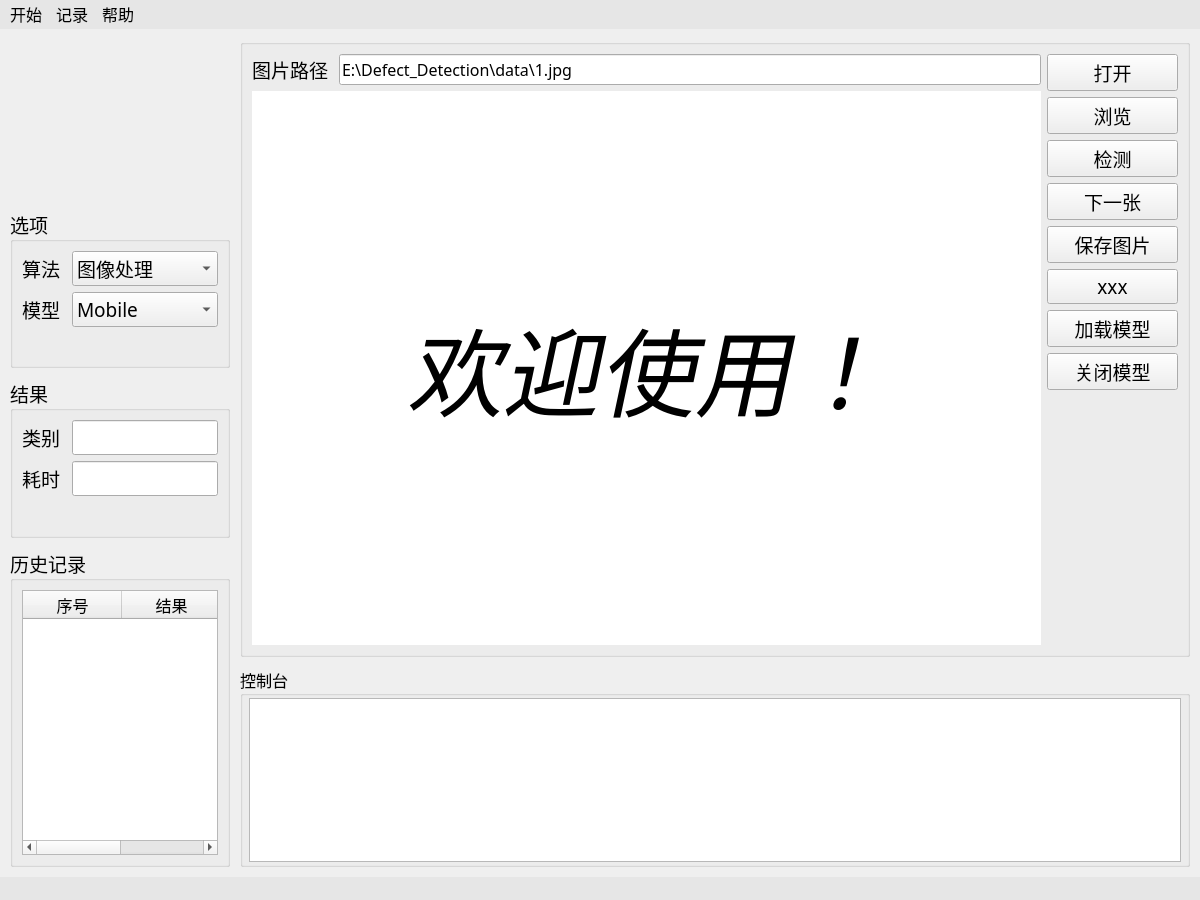
Qt form qt/ui_detection.ui (wang-jiankun/Defect-Detection) before a commit.
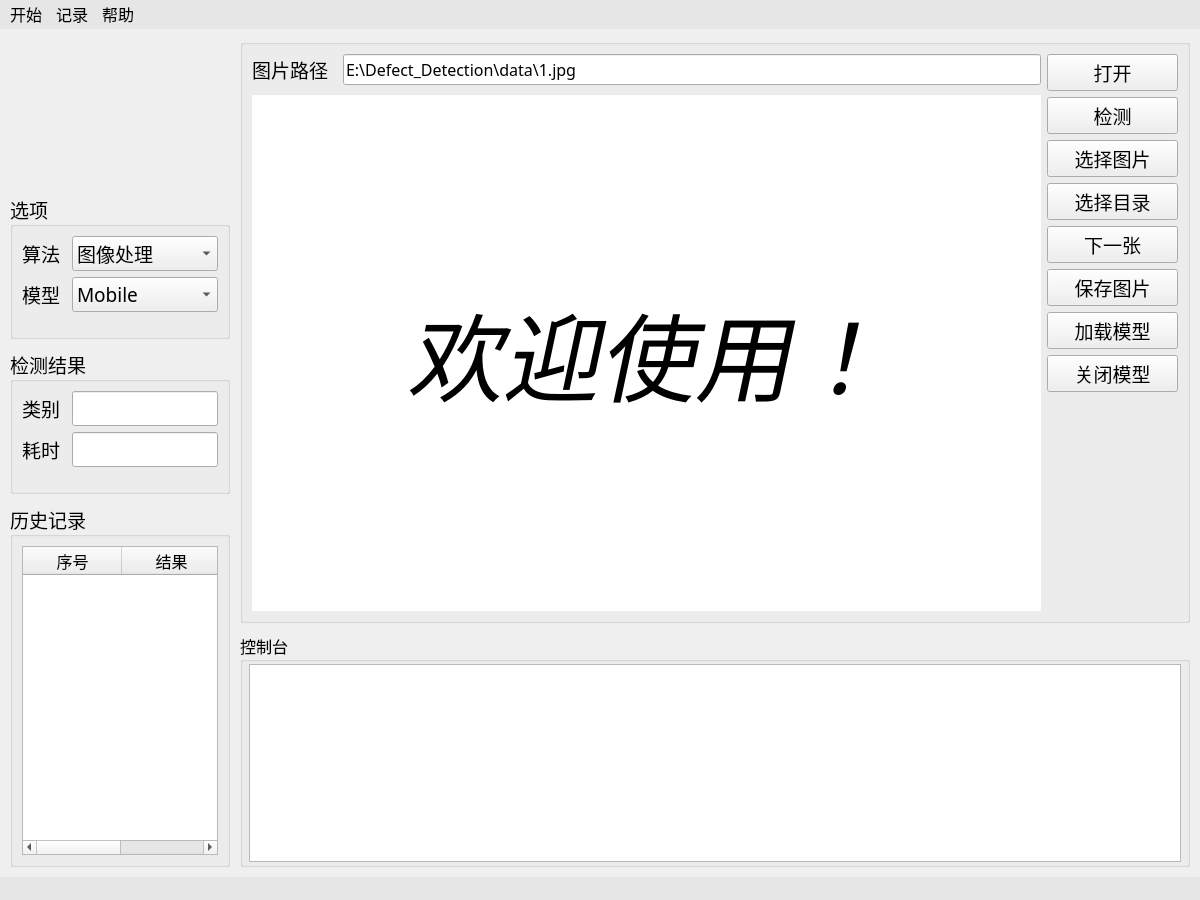
The same form after that commit. Icons and pictures are not drawn.

```diff
--- a/qt/ui_detection.ui
+++ b/qt/ui_detection.ui
@@ -53,7 +53,7 @@
      <number>10</number>
     </property>
     <item>
-     <layout class="QVBoxLayout" name="verticalLayout_6" stretch="2,2,2,4">
+     <layout class="QVBoxLayout" name="verticalLayout_6" stretch="2,2,2,5">
       <item>
        <widget class="QLabel" name="lb_icon">
         <property name="sizePolicy">
@@ -255,7 +255,7 @@
          </font>
         </property>
         <property name="title">
-         <string>结果</string>
+         <string>检测结果</string>
         </property>
         <layout class="QVBoxLayout" name="verticalLayout_8">
          <item>
@@ -436,7 +436,7 @@
      </layout>
     </item>
     <item>
-     <layout class="QVBoxLayout" name="verticalLayout_3" stretch="8,2">
+     <layout class="QVBoxLayout" name="verticalLayout_3" stretch="5,2">
       <item>
        <widget class="QGroupBox" name="groupBox">
         <property name="title">
@@ -445,6 +445,9 @@
         <layout class="QHBoxLayout" name="horizontalLayout_2" stretch="12,2">
          <item>
           <layout class="QVBoxLayout" name="verticalLayout_2">
+           <property name="spacing">
+            <number>10</number>
+           </property>
            <item>
             <layout class="QHBoxLayout" name="horizontalLayout">
              <item>
@@ -585,31 +588,6 @@
              </property>
             </widget>
            </item>
-           <item>
-            <widget class="QPushButton" name="pb_file_browse">
-             <property name="sizePolicy">
-              <sizepolicy hsizetype="Minimum" vsizetype="Fixed">
-               <horstretch>0</horstretch>
-               <verstretch>0</verstretch>
-              </sizepolicy>
-             </property>
-             <property name="font">
-              <font>
-               <family>微软雅黑</family>
-               <pointsize>14</pointsize>
-              </font>
-             </property>
-             <property name="toolTip">
-              <string>浏览文件</string>
-             </property>
-             <property name="statusTip">
-              <string> 打开文件浏览器</string>
-             </property>
-             <property name="text">
-              <string>浏览</string>
-             </property>
-            </widget>
-           </item>
            <item>
             <widget class="QPushButton" name="pb_detect">
              <property name="font">
@@ -627,7 +605,51 @@
             </widget>
            </item>
            <item>
-            <widget class="QPushButton" name="pb_next">
+            <widget class="QPushButton" name="pb_choose_image">
+             <property name="sizePolicy">
+              <sizepolicy hsizetype="Minimum" vsizetype="Fixed">
+               <horstretch>0</horstretch>
+               <verstretch>0</verstretch>
+              </sizepolicy>
+             </property>
+             <property name="font">
+              <font>
+               <family>微软雅黑</family>
+               <pointsize>14</pointsize>
+              </font>
+             </property>
+             <property name="toolTip">
+              <string>浏览文件</string>
+             </property>
+             <property name="statusTip">
+              <string> 打开文件浏览器</string>
+             </property>
+             <property name="text">
+              <string>选择图片</string>
+             </property>
+            </widget>
+           </item>
+           <item>
+            <widget class="QPushButton" name="pb_choose_folder">
+             <property name="sizePolicy">
+              <sizepolicy hsizetype="Minimum" vsizetype="Fixed">
+               <horstretch>0</horstretch>
+               <verstretch>0</verstretch>
+              </sizepolicy>
+             </property>
+             <property name="font">
+              <font>
+               <family>微软雅黑</family>
+               <pointsize>14</pointsize>
+              </font>
+             </property>
+             <property name="text">
+              <string>选择目录</string>
+             </property>
+            </widget>
+           </item>
+           <item>
+            <widget class="QPushButton" name="pb_next_image">
              <property name="sizePolicy">
               <sizepolicy hsizetype="Minimum" vsizetype="Fixed">
                <horstretch>0</horstretch>
@@ -664,25 +686,6 @@
              </property>
             </widget>
            </item>
-           <item>
-            <widget class="QPushButton" name="pb_load_model_4">
-             <property name="sizePolicy">
-              <sizepolicy hsizetype="Minimum" vsizetype="Fixed">
-               <horstretch>0</horstretch>
-               <verstretch>0</verstretch>
-              </sizepolicy>
-             </property>
-             <property name="font">
-              <font>
-               <family>微软雅黑</family>
-               <pointsize>14</pointsize>
-              </font>
-             </property>
-             <property name="text">
-              <string>xxx</string>
-             </property>
-            </widget>
-           </item>
            <item>
             <widget class="QPushButton" name="pb_load_model">
              <property name="enabled">
```
Left out of the diff: 2 changed lines with no effect on the pictures.
